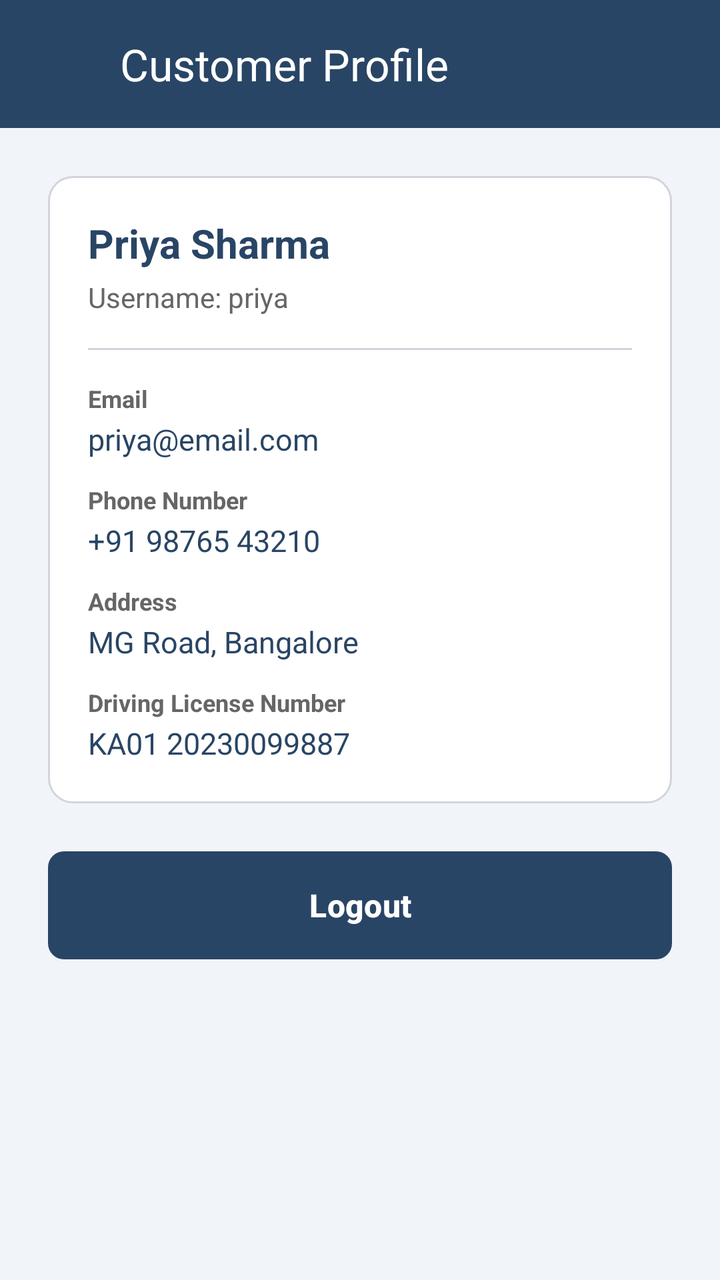
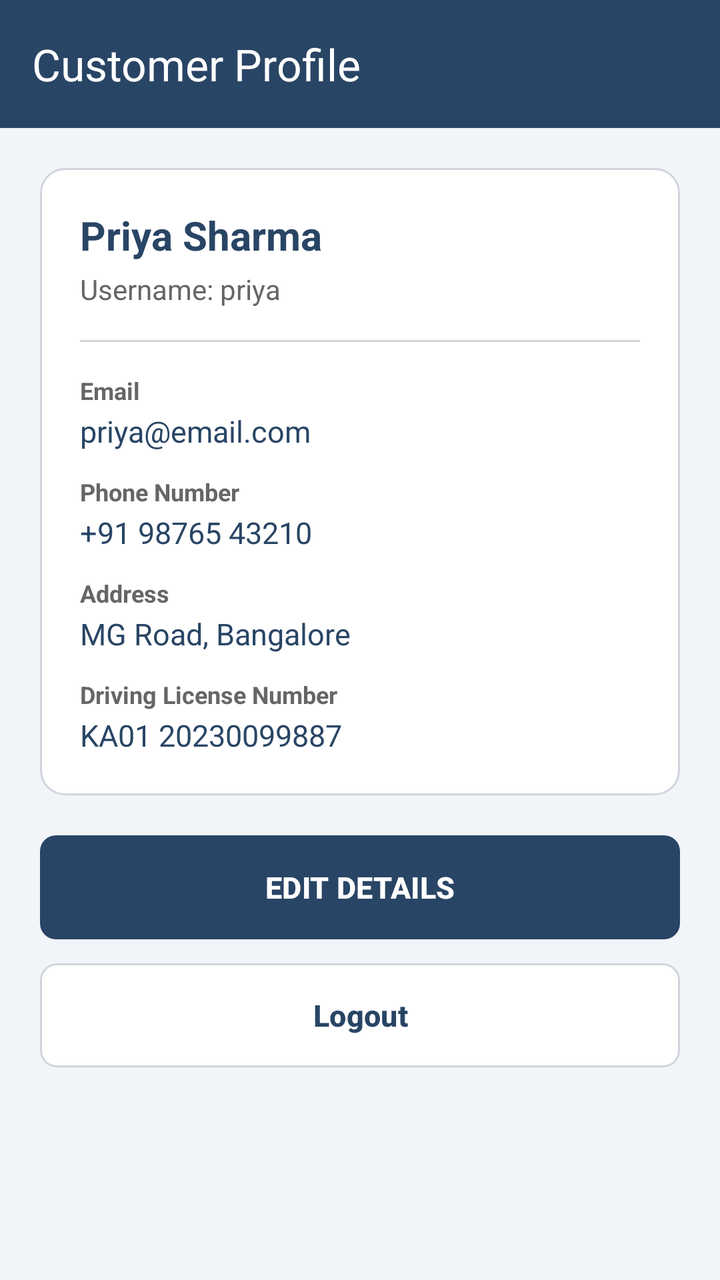

Compare the two renders of this Android layout. The source of the first and the diff that turns it into the second are given below.
<!-- AndroidManifest.xml: application theme Theme.Android_vehicle_project -->
<!-- res/layout/activity_customer_profile.xml -->
<?xml version="1.0" encoding="utf-8"?>
<LinearLayout xmlns:android="http://schemas.android.com/apk/res/android"
    xmlns:app="http://schemas.android.com/apk/res-auto"
    android:layout_width="match_parent"
    android:layout_height="match_parent"
    android:background="@color/background_light"
    android:orientation="vertical">

    <androidx.appcompat.widget.Toolbar
        android:id="@+id/toolbarProfile"
        android:layout_width="match_parent"
        android:layout_height="?attr/actionBarSize"
        android:background="@color/primary_navy"
        app:navigationIcon="@drawable/ic_vehicle"
        app:title="Customer Profile"
        app:titleTextColor="@color/white" />

    <ScrollView
        android:layout_width="match_parent"
        android:layout_height="match_parent"
        android:fillViewport="true">

        <LinearLayout
            android:layout_width="match_parent"
            android:layout_height="wrap_content"
            android:orientation="vertical"
            android:padding="24dp">

            <LinearLayout
                android:layout_width="match_parent"
                android:layout_height="wrap_content"
                android:background="@drawable/bg_card"
                android:orientation="vertical"
                android:padding="20dp">

                <TextView
                    android:id="@+id/tvProfileName"
                    android:layout_width="wrap_content"
                    android:layout_height="wrap_content"
                    android:text="Priya Sharma"
                    android:textColor="@color/text_dark"
                    android:textSize="20sp"
                    android:textStyle="bold" />

                <TextView
                    android:id="@+id/tvProfileUsername"
                    android:layout_width="wrap_content"
                    android:layout_height="wrap_content"
                    android:layout_marginTop="4dp"
                    android:text="Username: priya"
                    android:textColor="@color/text_gray"
                    android:textSize="14sp" />

                <View
                    android:layout_width="match_parent"
                    android:layout_height="1dp"
                    android:layout_marginVertical="16dp"
                    android:background="@color/border_gray" />

                <TextView
                    android:layout_width="wrap_content"
                    android:layout_height="wrap_content"
                    android:text="Email"
                    android:textColor="@color/text_gray"
                    android:textSize="12sp"
                    android:textStyle="bold" />

                <TextView
                    android:id="@+id/tvProfileEmail"
                    android:layout_width="wrap_content"
                    android:layout_height="wrap_content"
                    android:layout_marginTop="2dp"
                    android:text="priya@email.com"
                    android:textColor="@color/text_dark"
                    android:textSize="15sp" />

                <Space
                    android:layout_width="match_parent"
                    android:layout_height="12dp" />

                <TextView
                    android:layout_width="wrap_content"
                    android:layout_height="wrap_content"
                    android:text="Phone Number"
                    android:textColor="@color/text_gray"
                    android:textSize="12sp"
                    android:textStyle="bold" />

                <TextView
                    android:id="@+id/tvProfilePhone"
                    android:layout_width="wrap_content"
                    android:layout_height="wrap_content"
                    android:layout_marginTop="2dp"
                    android:text="+91 98765 43210"
                    android:textColor="@color/text_dark"
                    android:textSize="15sp" />

                <Space
                    android:layout_width="match_parent"
                    android:layout_height="12dp" />

                <TextView
                    android:layout_width="wrap_content"
                    android:layout_height="wrap_content"
                    android:text="Address"
                    android:textColor="@color/text_gray"
                    android:textSize="12sp"
                    android:textStyle="bold" />

                <TextView
                    android:id="@+id/tvProfileAddress"
                    android:layout_width="wrap_content"
                    android:layout_height="wrap_content"
                    android:layout_marginTop="2dp"
                    android:text="MG Road, Bangalore"
                    android:textColor="@color/text_dark"
                    android:textSize="15sp" />

                <Space
                    android:layout_width="match_parent"
                    android:layout_height="12dp" />

                <TextView
                    android:layout_width="wrap_content"
                    android:layout_height="wrap_content"
                    android:text="Driving License Number"
                    android:textColor="@color/text_gray"
                    android:textSize="12sp"
                    android:textStyle="bold" />

                <TextView
                    android:id="@+id/tvProfileLicense"
                    android:layout_width="wrap_content"
                    android:layout_height="wrap_content"
                    android:layout_marginTop="2dp"
                    android:text="KA01 20230099887"
                    android:textColor="@color/text_dark"
                    android:textSize="15sp" />
            </LinearLayout>

            <Space
                android:layout_width="match_parent"
                android:layout_height="24dp" />

            <Button
                android:id="@+id/btnLogoutProfile"
                android:layout_width="match_parent"
                android:layout_height="54dp"
                android:background="@drawable/bg_button"
                android:text="@string/logout"
                android:textColor="@color/white"
                android:textSize="16sp"
                android:textStyle="bold"
                app:backgroundTint="@null" />

        </LinearLayout>
    </ScrollView>
</LinearLayout>
<!-- resources referenced by this layout -->
<resources>
  <color name="background_light">#F1F4F9</color>
  <color name="border_gray">#D1D5DB</color>
  <color name="primary_navy">#294565</color>
  <color name="text_dark">#294565</color>
  <color name="text_gray">#666666</color>
  <color name="white">#FFFFFFFF</color>
  <!-- drawable bg_button (drawable) -->
  <?xml version="1.0" encoding="utf-8"?>
  <shape xmlns:android="http://schemas.android.com/apk/res/android"
      android:shape="rectangle">
      <solid android:color="@color/primary_navy" />
      <corners android:radius="8dp" />
  </shape>
  <!-- drawable bg_card (drawable) -->
  <?xml version="1.0" encoding="utf-8"?>
  <shape xmlns:android="http://schemas.android.com/apk/res/android"
      android:shape="rectangle">
      <solid android:color="@color/white" />
      <corners android:radius="12dp" />
      <stroke
          android:width="1dp"
          android:color="@color/border_gray" />
  </shape>
  <!-- drawable ic_vehicle (drawable) -->
  <vector xmlns:android="http://schemas.android.com/apk/res/android"
      android:width="24dp"
      android:height="24dp"
      android:viewportWidth="24"
      android:viewportHeight="24">
    <path
        android:fillColor="@color/primary_navy"
        android:pathData="M18.92,6.01C18.72,5.42 18.16,5 17.5,5h-11c-0.66,0 -1.22,0.42 -1.42,1.01L3,12v8c0,0.55 0.45,1 1,1h1c0.55,0 1,-0.45 1,-1v-1h12v1c0,0.55 0.45,1 1,1h1c0.55,0 1,-0.45 1,-1v-8l-2.08,-5.99zM6.85,7h10.29l1.04,3H5.81l1.04,-3zM19,17H5v-4.66l0.12,-0.34h13.76l0.12,0.34V17zM7.5,13C8.33,13 9,13.67 9,14.5S8.33,16 7.5,16 6,15.33 6,14.5 6.67,13 7.5,13zM16.5,13c0.83,0 1.5,0.67 1.5,1.5s-0.67,1.5 -1.5,1.5 -1.5,-0.67 -1.5,-1.5 0.67,-1.5 1.5,-1.5z"/>
  </vector>
  <string name="logout">Logout</string>
  <style name="Theme.Android_vehicle_project" parent="Base.Theme.android_vehicle_project" />
  <style name="Base.Theme.android_vehicle_project" parent="Theme.Material3.DayNight.NoActionBar">
  
          <item name="colorPrimary">@color/primary_navy</item>
          <item name="colorPrimaryDark">@color/primary_navy_dark</item>
          <item name="colorSecondary">@color/primary_navy</item>
          <item name="android:windowBackground">@color/background_light</item>
      </style>
  <color name="primary_navy_dark">#1E334D</color>
</resources>

<!-- the commit's change to res/layout/activity_customer_profile.xml (unified diff, before → after) -->
@@ -11,22 +11,26 @@
         android:layout_width="match_parent"
         android:layout_height="?attr/actionBarSize"
         android:background="@color/primary_navy"
-        app:navigationIcon="@drawable/ic_vehicle"
         app:title="Customer Profile"
         app:titleTextColor="@color/white" />
 
     <ScrollView
+        android:id="@+id/scrollViewProfile"
         android:layout_width="match_parent"
         android:layout_height="match_parent"
+        android:clipToPadding="false"
         android:fillViewport="true">
 
         <LinearLayout
             android:layout_width="match_parent"
             android:layout_height="wrap_content"
             android:orientation="vertical"
-            android:padding="24dp">
-
+            android:padding="20dp"
+            android:paddingBottom="32dp">
+
+            
             <LinearLayout
+                android:id="@+id/cardProfileView"
                 android:layout_width="match_parent"
                 android:layout_height="wrap_content"
                 android:background="@drawable/bg_card"
@@ -138,18 +142,240 @@
                     android:textSize="15sp" />
             </LinearLayout>
 
+            
+            <LinearLayout
+                android:id="@+id/cardProfileEdit"
+                android:layout_width="match_parent"
+                android:layout_height="wrap_content"
+                android:background="@drawable/bg_card"
+                android:orientation="vertical"
+                android:padding="20dp"
+                android:visibility="gone">
+
+                <TextView
+                    android:layout_width="wrap_content"
+                    android:layout_height="wrap_content"
+                    android:text="Edit Profile Details"
+                    android:textColor="@color/primary_navy"
+                    android:textSize="18sp"
+                    android:textStyle="bold" />
+
+                <View
+                    android:layout_width="match_parent"
+                    android:layout_height="1dp"
+                    android:layout_marginVertical="12dp"
+                    android:background="@color/border_gray" />
+
+                
+                <TextView
+                    android:layout_width="wrap_content"
+                    android:layout_height="wrap_content"
+                    android:layout_marginBottom="4dp"
+                    android:text="FIRST NAME"
+                    android:textColor="@color/text_gray"
+                    android:textSize="11sp"
+                    android:textStyle="bold" />
+
+                <EditText
+                    android:id="@+id/etEditFirstName"
+                    android:layout_width="match_parent"
+                    android:layout_height="46dp"
+                    android:layout_marginBottom="12dp"
+                    android:autofillHints="personGivenName"
+                    android:background="@drawable/bg_booking_input"
+                    android:hint="First Name"
+                    android:inputType="textPersonName"
+                    android:paddingHorizontal="12dp"
+                    android:textColor="@color/text_dark"
+                    android:textSize="14sp" />
+
+                
+                <TextView
+                    android:layout_width="wrap_content"
+                    android:layout_height="wrap_content"
+                    android:layout_marginBottom="4dp"
+                    android:text="LAST NAME"
+                    android:textColor="@color/text_gray"
+                    android:textSize="11sp"
+                    android:textStyle="bold" />
+
+                <EditText
+                    android:id="@+id/etEditLastName"
+                    android:layout_width="match_parent"
+                    android:layout_height="46dp"
+                    android:layout_marginBottom="12dp"
+                    android:autofillHints="personFamilyName"
+                    android:background="@drawable/bg_booking_input"
+                    android:hint="Last Name"
+                    android:inputType="textPersonName"
+                    android:paddingHorizontal="12dp"
+                    android:textColor="@color/text_dark"
+                    android:textSize="14sp" />
+
+                
+                <TextView
+                    android:layout_width="wrap_content"
+                    android:layout_height="wrap_content"
+                    android:layout_marginBottom="4dp"
+                    android:text="EMAIL"
+                    android:textColor="@color/text_gray"
+                    android:textSize="11sp"
+                    android:textStyle="bold" />
+
+                <EditText
+                    android:id="@+id/etEditEmail"
+                    android:layout_width="match_parent"
+                    android:layout_height="46dp"
+                    android:layout_marginBottom="12dp"
+                    android:autofillHints="emailAddress"
+                    android:background="@drawable/bg_booking_input"
+                    android:hint="Email Address"
+                    android:inputType="textEmailAddress"
+                    android:paddingHorizontal="12dp"
+                    android:textColor="@color/text_dark"
+                    android:textSize="14sp" />
+
+                
+                <TextView
+                    android:layout_width="wrap_content"
+                    android:layout_height="wrap_content"
+                    android:layout_marginBottom="4dp"
+                    android:text="PHONE NUMBER"
+                    android:textColor="@color/text_gray"
+                    android:textSize="11sp"
+                    android:textStyle="bold" />
+
+                <EditText
+                    android:id="@+id/etEditPhone"
+                    android:layout_width="match_parent"
+                    android:layout_height="46dp"
+                    android:layout_marginBottom="12dp"
+                    android:autofillHints="phone"
+                    android:background="@drawable/bg_booking_input"
+                    android:hint="Phone Number"
+                    android:inputType="phone"
+                    android:paddingHorizontal="12dp"
+                    android:textColor="@color/text_dark"
+                    android:textSize="14sp" />
+
+                
+                <TextView
+                    android:layout_width="wrap_content"
+                    android:layout_height="wrap_content"
+                    android:layout_marginBottom="4dp"
+                    android:text="ADDRESS"
+                    android:textColor="@color/text_gray"
+                    android:textSize="11sp"
+                    android:textStyle="bold" />
+
+                <EditText
+                    android:id="@+id/etEditAddress"
+                    android:layout_width="match_parent"
+                    android:layout_height="46dp"
+                    android:layout_marginBottom="12dp"
+                    android:autofillHints="postalAddress"
+                    android:background="@drawable/bg_booking_input"
+                    android:hint="Address"
+                    android:inputType="textPostalAddress"
+                    android:paddingHorizontal="12dp"
+                    android:textColor="@color/text_dark"
+                    android:textSize="14sp" />
+
+                
+                <TextView
+                    android:layout_width="wrap_content"
+                    android:layout_height="wrap_content"
+                    android:layout_marginBottom="4dp"
+                    android:text="DRIVING LICENSE NUMBER"
+                    android:textColor="@color/text_gray"
+                    android:textSize="11sp"
+                    android:textStyle="bold" />
+
+                <EditText
+                    android:id="@+id/etEditLicense"
+                    android:layout_width="match_parent"
+                    android:layout_height="46dp"
+                    android:layout_marginBottom="16dp"
+                    android:autofillHints="none"
+                    android:background="@drawable/bg_booking_input"
+                    android:hint="Driving License Number"
+                    android:inputType="textCapCharacters"
+                    android:paddingHorizontal="12dp"
+                    android:textColor="@color/text_dark"
+                    android:textSize="14sp" />
+
+                
+                <LinearLayout
+                    android:layout_width="match_parent"
+                    android:layout_height="wrap_content"
+                    android:gravity="center_vertical"
+                    android:orientation="horizontal">
+
+                    <Button
+                        android:id="@+id/btnCancelEdit"
+                        android:layout_width="0dp"
+                        android:layout_height="50dp"
+                        android:layout_marginEnd="6dp"
+                        android:layout_weight="1"
+                        android:background="@drawable/bg_cancel_button"
+                        android:gravity="center"
+                        android:includeFontPadding="false"
+                        android:maxLines="1"
+                        android:paddingHorizontal="4dp"
+                        android:paddingVertical="0dp"
+                        android:text="CANCEL"
+                        android:textColor="@color/primary_navy"
+                        android:textSize="13sp"
+                        android:textStyle="bold"
+                        app:backgroundTint="@null" />
+
+                    <Button
+                        android:id="@+id/btnSaveProfile"
+                        android:layout_width="0dp"
+                        android:layout_height="50dp"
+                        android:layout_marginStart="6dp"
+                        android:layout_weight="1.2"
+                        android:background="@drawable/bg_button"
+                        android:gravity="center"
+                        android:includeFontPadding="false"
+                        android:maxLines="1"
+                        android:paddingHorizontal="4dp"
+                        android:paddingVertical="0dp"
+                        android:text="SAVE CHANGES"
+                        android:textColor="@color/white"
+                        android:textSize="13sp"
+                        android:textStyle="bold"
+                        app:backgroundTint="@null" />
+                </LinearLayout>
+
+            </LinearLayout>
+
             <Space
                 android:layout_width="match_parent"
-                android:layout_height="24dp" />
-
+                android:layout_height="20dp" />
+
+            
+            <Button
+                android:id="@+id/btnEditProfile"
+                android:layout_width="match_parent"
+                android:layout_height="52dp"
+                android:layout_marginBottom="12dp"
+                android:background="@drawable/bg_button"
+                android:text="EDIT DETAILS"
+                android:textColor="@color/white"
+                android:textSize="15sp"
+                android:textStyle="bold"
+                app:backgroundTint="@null" />
+
+            
             <Button
                 android:id="@+id/btnLogoutProfile"
                 android:layout_width="match_parent"
-                android:layout_height="54dp"
-                android:background="@drawable/bg_button"
+                android:layout_height="52dp"
+                android:background="@drawable/bg_cancel_button"
                 android:text="@string/logout"
-                android:textColor="@color/white"
-                android:textSize="16sp"
+                android:textColor="@color/primary_navy"
+                android:textSize="15sp"
                 android:textStyle="bold"
                 app:backgroundTint="@null" />
 
<!-- resource entries referenced after the edit -->
@@ -6,12 +6,32 @@
   <color name="text_dark">#294565</color>
   <color name="text_gray">#666666</color>
   <color name="white">#FFFFFFFF</color>
+  <!-- drawable bg_booking_input (drawable) -->
+  <?xml version="1.0" encoding="utf-8"?>
+  <shape xmlns:android="http://schemas.android.com/apk/res/android"
+      android:shape="rectangle">
+      <solid android:color="@color/white" />
+      <corners android:radius="8dp" />
+      <stroke
+          android:width="1dp"
+          android:color="@color/border_gray" />
+  </shape>
   <!-- drawable bg_button (drawable) -->
   <?xml version="1.0" encoding="utf-8"?>
   <shape xmlns:android="http://schemas.android.com/apk/res/android"
       android:shape="rectangle">
       <solid android:color="@color/primary_navy" />
       <corners android:radius="8dp" />
+  </shape>
+  <!-- drawable bg_cancel_button (drawable) -->
+  <?xml version="1.0" encoding="utf-8"?>
+  <shape xmlns:android="http://schemas.android.com/apk/res/android"
+      android:shape="rectangle">
+      <solid android:color="@color/white" />
+      <corners android:radius="8dp" />
+      <stroke
+          android:width="1dp"
+          android:color="@color/border_gray" />
   </shape>
   <!-- drawable bg_card (drawable) -->
   <?xml version="1.0" encoding="utf-8"?>
@@ -23,16 +43,6 @@
           android:width="1dp"
           android:color="@color/border_gray" />
   </shape>
-  <!-- drawable ic_vehicle (drawable) -->
-  <vector xmlns:android="http://schemas.android.com/apk/res/android"
-      android:width="24dp"
-      android:height="24dp"
-      android:viewportWidth="24"
-      android:viewportHeight="24">
-    <path
-        android:fillColor="@color/primary_navy"
-        android:pathData="M18.92,6.01C18.72,5.42 18.16,5 17.5,5h-11c-0.66,0 -1.22,0.42 -1.42,1.01L3,12v8c0,0.55 0.45,1 1,1h1c0.55,0 1,-0.45 1,-1v-1h12v1c0,0.55 0.45,1 1,1h1c0.55,0 1,-0.45 1,-1v-8l-2.08,-5.99zM6.85,7h10.29l1.04,3H5.81l1.04,-3zM19,17H5v-4.66l0.12,-0.34h13.76l0.12,0.34V17zM7.5,13C8.33,13 9,13.67 9,14.5S8.33,16 7.5,16 6,15.33 6,14.5 6.67,13 7.5,13zM16.5,13c0.83,0 1.5,0.67 1.5,1.5s-0.67,1.5 -1.5,1.5 -1.5,-0.67 -1.5,-1.5 0.67,-1.5 1.5,-1.5z"/>
-  </vector>
   <string name="logout">Logout</string>
   <style name="Theme.Android_vehicle_project" parent="Base.Theme.android_vehicle_project" />
   <style name="Base.Theme.android_vehicle_project" parent="Theme.Material3.DayNight.NoActionBar">
